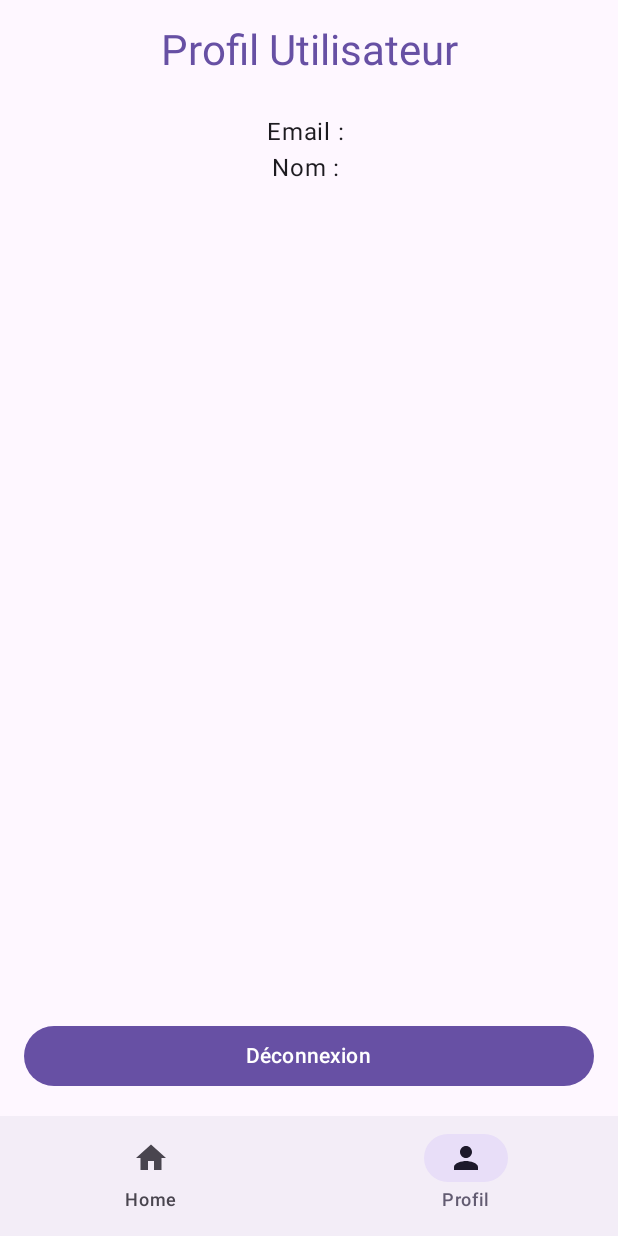
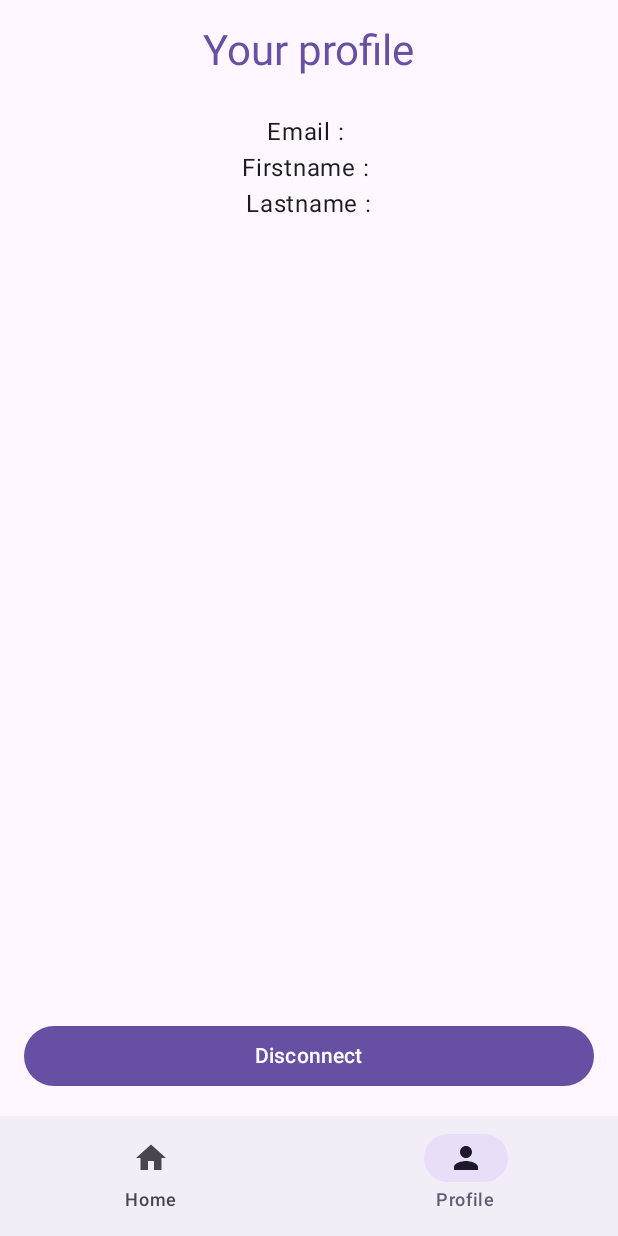
Before and after one commit to KoaDev/LaBarben, an Android app built with Jetpack Compose: the ProfileScreen screen opened through its navigation route, on a phone screen of 412 x 824 dp. Run offline under Robolectric (Android 15) with nearby library versions, the phone set to English and light mode, and no system bars; our stand-ins replace Firebase (no records; nobody signed in at launch, a user with empty details on screens opened directly).

Commit message:
User pages modification
- Addition of user inputs

```diff
--- a/app/build.gradle.kts
+++ b/app/build.gradle.kts
@@ -58,6 +58,7 @@ dependencies {
     implementation(libs.androidx.navigation.common.ktx)
     implementation(libs.androidx.navigation.runtime.ktx)
     implementation(libs.androidx.navigation.compose)
+    implementation(libs.firebase.database.ktx)
     testImplementation(libs.junit)
     androidTestImplementation(libs.androidx.junit)
     androidTestImplementation(libs.androidx.espresso.core)
--- a/app/src/main/java/fr/isen/champion/labarben/ui/user/ProfileScreen.kt
+++ b/app/src/main/java/fr/isen/champion/labarben/ui/user/ProfileScreen.kt
@@ -2,12 +2,15 @@ package fr.isen.champion.labarben.ui.user
 
 import androidx.compose.foundation.layout.*
 import androidx.compose.material3.*
-import androidx.compose.runtime.Composable
+import androidx.compose.runtime.*
 import androidx.compose.ui.Alignment
 import androidx.compose.ui.Modifier
+import androidx.compose.ui.res.stringResource
 import androidx.compose.ui.unit.dp
 import androidx.navigation.NavController
 import com.google.firebase.auth.FirebaseAuth
+import com.google.firebase.database.FirebaseDatabase
+import fr.isen.champion.labarben.R
 import fr.isen.champion.labarben.road.Screen
 
 @Composable
@@ -15,10 +18,42 @@ fun ProfileScreen(navController: NavController) {
     val auth = FirebaseAuth.getInstance()
     val user = auth.currentUser
 
+    var firstName by remember { mutableStateOf("") }
+    var lastName by remember { mutableStateOf("") }
+    var isLoading by remember { mutableStateOf(true) }
+
+    if (user != null) {
+        val uid = user.uid
+        LaunchedEffect(uid) {
+            val database = FirebaseDatabase.getInstance().reference
+            database.child("users").child(uid).get()
+                .addOnSuccessListener { snapshot ->
+                    if (snapshot.exists()) {
+                        firstName = snapshot.child("firstName").value?.toString() ?: ""
+                        lastName = snapshot.child("lastName").value?.toString() ?: ""
+                    }
+                    isLoading = false
+                }
+                .addOnFailureListener {
+                    isLoading = false
+                }
+        }
+    } else {
+        isLoading = false
+    }
+
     Surface(
         modifier = Modifier.fillMaxSize(),
         color = MaterialTheme.colorScheme.background
     ) {
+        if (isLoading) {
+            Box(
+                modifier = Modifier.fillMaxSize(),
+                contentAlignment = Alignment.Center
+            ) {
+                CircularProgressIndicator()
+            }
+        } else {
             Column(
                 modifier = Modifier
                     .fillMaxSize()
@@ -26,34 +61,33 @@ fun ProfileScreen(navController: NavController) {
                 verticalArrangement = Arrangement.SpaceBetween,
                 horizontalAlignment = Alignment.CenterHorizontally
             ) {
-            // Affichage des infos utilisateur
                 Column(horizontalAlignment = Alignment.CenterHorizontally) {
                     Text(
-                    text = "Profil Utilisateur",
+                        text = stringResource(R.string.profileScreen_label_title),
                         style = MaterialTheme.typography.headlineMedium,
                         color = MaterialTheme.colorScheme.primary
                     )
                     Spacer(modifier = Modifier.height(24.dp))
                     if (user != null) {
                         Text(
-                        text = "Email : ${user.email}",
+                            text = stringResource(R.string.profileScreen_label_email) + user.email,
                             style = MaterialTheme.typography.bodyLarge
                         )
-                    user.displayName?.let {
                         Text(
-                            text = "Nom : $it",
+                            text = stringResource(R.string.profileScreen_label_firstname) + firstName,
                             style = MaterialTheme.typography.bodyLarge
                         )
-                    }
-                    // D'autres informations peuvent être ajoutées ici
+                        Text(
+                            text = stringResource(R.string.profileScreen_label_lastname) + lastName,
+                            style = MaterialTheme.typography.bodyLarge
+                        )
                     } else {
                         Text(
-                        text = "Aucun utilisateur connecté.",
+                            text = stringResource(R.string.profileScreen_label_no_user),
                             style = MaterialTheme.typography.bodyLarge
                         )
                     }
                 }
-            // Bouton de déconnexion en bas
                 Button(
                     onClick = {
                         auth.signOut()
@@ -64,8 +98,9 @@ fun ProfileScreen(navController: NavController) {
                     },
                     modifier = Modifier.fillMaxWidth()
                 ) {
-                Text("Déconnexion")
+                    Text(stringResource(R.string.profileScreen_label_disconnect))
                 }
             }
         }
     }
+}
--- a/app/src/main/res/values/strings.xml
+++ b/app/src/main/res/values/strings.xml
@@ -4,7 +4,7 @@
     <string name="navigation_bar_label_event">Events</string>
     <string name="navigation_bar_label_history">History</string>
     <string name="navigation_bar_label_agenda">Agenda</string>
-    <string name="navigation_bar_label_profile">Profil</string>
+    <string name="navigation_bar_label_profile">Profile</string>
     <string name="loginScreen_label_title">Welcome Back</string>
     <string name="loginScreen_label_email">Email</string>
     <string name="loginScreen_label_password">Password</string>
@@ -17,4 +17,12 @@
     <string name="registerScreen_notification_error">user or password inccorect</string>
     <string name="registerScreen_label_submit">Register</string>
     <string name="registerScreen_label_have_account">Already have account, connect here</string>
+    <string name="registerScreen_label_name">Name</string>
+    <string name="registerScreen_label_firstname">First name</string>
+    <string name="profileScreen_label_title">Your profile</string>
+    <string name="profileScreen_label_email">"Email : "</string>
+    <string name="profileScreen_label_firstname">"Firstname : "</string>
+    <string name="profileScreen_label_lastname">Lastname :</string>
+    <string name="profileScreen_label_no_user">You are not authenticated</string>
+    <string name="profileScreen_label_disconnect">Disconnect</string>
 </resources>
--- a/gradle/libs.versions.toml
+++ b/gradle/libs.versions.toml
@@ -14,6 +14,7 @@ firebaseAuthKtx = "23.2.0"
 navigationCommonKtx = "2.8.8"
 navigationRuntimeKtx = "2.8.8"
 navigationCompose = "2.8.8"
+firebaseDatabaseKtx = "21.0.0"
 
 [libraries]
 androidx-core-ktx = { group = "androidx.core", name = "core-ktx", version.ref = "coreKtx" }
@@ -36,6 +37,7 @@ firebase-auth-ktx = { group = "com.google.firebase", name = "firebase-auth-ktx",
 androidx-navigation-common-ktx = { group = "androidx.navigation", name = "navigation-common-ktx", version.ref = "navigationCommonKtx" }
 androidx-navigation-runtime-ktx = { group = "androidx.navigation", name = "navigation-runtime-ktx", version.ref = "navigationRuntimeKtx" }
 androidx-navigation-compose = { group = "androidx.navigation", name = "navigation-compose", version.ref = "navigationCompose" }
+firebase-database-ktx = { group = "com.google.firebase", name = "firebase-database-ktx", version.ref = "firebaseDatabaseKtx" }
 
 [plugins]
 android-application = { id = "com.android.application", version.ref = "agp" }
```
Also changed, not shown: app/src/main/java/fr/isen/champion/labarben/ui/user/RegisterScreen.kt (+36 -1 lines). Lines whose indentation alone changed are shown as unchanged.
